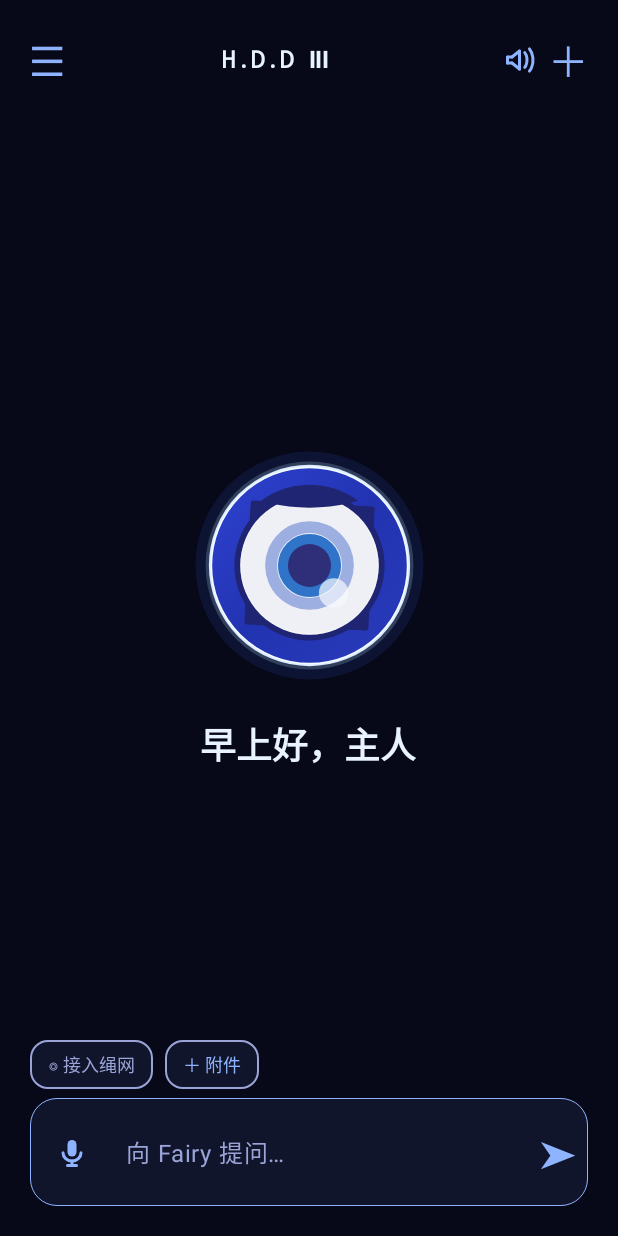
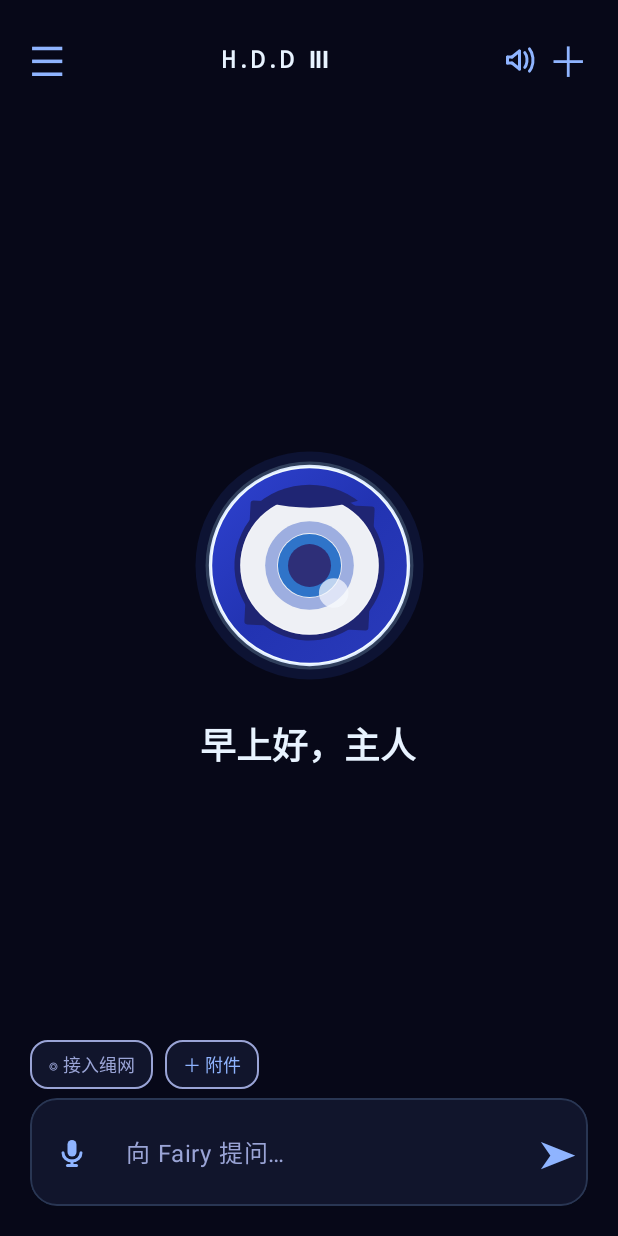
Before and after one commit to fabulousnm/HiFairy, an Android app built with Jetpack Compose: the screen it shows after launch (MainActivity), after a tap on "SKIP", on a phone screen of 412 x 824 dp. Run offline under Robolectric (Android 15) with nearby library versions, the phone set to English and light mode, and no system bars; libraries missing offline, so code that uses them is left out: com.k2fsa.sherpa, io.noties.markwon, org.commonmark.node, org.commonmark.parser; pictures from the network do not load.

Commit message:
Polish greeting chat composer and settings motion

```diff
--- a/app/src/main/java/com/hifairy/app/MainActivity.kt
+++ b/app/src/main/java/com/hifairy/app/MainActivity.kt
@@ -170,6 +170,12 @@ private object DrawerMotion {
     val settle = spring<Float>(dampingRatio = damping, stiffness = Spring.StiffnessMediumLow)
 }
 
+private object ThemeMotion {
+    const val revealMs = 520
+    const val messageMs = 300
+    const val greetingDelayMs = 160L
+}
+
 private fun greetingForHour(hour: Int): String = when (hour) {
     in 5..11 -> "早上好，主人"
     in 12..17 -> "下午好，主人"
@@ -338,11 +344,13 @@ private fun MessageAction(kind: String, label: String, onClick: () -> Unit, colo
 }
 
 @Composable
-private fun ChatBubble(message: ChatMessage, displayName: String, avatar: String, showRegenerate: Boolean, showContinue: Boolean, showEdit: Boolean, playing: Boolean, onCopy: () -> Unit, onEdit: () -> Unit, onRegenerate: () -> Unit, onContinue: () -> Unit, onReplay: () -> Unit) {
+private fun ChatBubble(message: ChatMessage, displayName: String, avatar: String, showRegenerate: Boolean, showContinue: Boolean, showEdit: Boolean, playing: Boolean, animateEntrance: Boolean, onCopy: () -> Unit, onEdit: () -> Unit, onRegenerate: () -> Unit, onContinue: () -> Unit, onReplay: () -> Unit) {
     val isUser = message.role == "user"
     val context = LocalContext.current
     var reasoningExpanded by remember { mutableStateOf(false) }
-    Row(Modifier.fillMaxWidth().padding(vertical = 9.dp), horizontalArrangement = if (isUser) Arrangement.End else Arrangement.Start, verticalAlignment = Alignment.Top) {
+    val entrance = remember { Animatable(if (animateEntrance) 0f else 1f) }
+    LaunchedEffect(Unit) { if (animateEntrance) entrance.animateTo(1f, tween(ThemeMotion.messageMs, easing = FastOutSlowInEasing)) }
+    Row(Modifier.fillMaxWidth().padding(vertical = 9.dp).graphicsLayer { alpha = entrance.value; translationY = (1f - entrance.value) * 12.dp.toPx() }, horizontalArrangement = if (isUser) Arrangement.End else Arrangement.Start, verticalAlignment = Alignment.Top) {
         if (!isUser) ChatAvatar("assistant", avatar, Modifier.size(36.dp))
         Column(Modifier.widthIn(max = 300.dp).padding(horizontal = 8.dp), horizontalAlignment = if (isUser) Alignment.End else Alignment.Start) {
             Text(if (isUser) displayName else "Fairy", color = ThemeTokens.secondary, fontSize = 11.sp, fontFamily = TypeTokens.terminalFont, modifier = Modifier.padding(bottom = 5.dp))
@@ -399,7 +407,13 @@ private fun darkFieldColors() = TextFieldDefaults.colors(
 
 @Composable
 private fun SettingsCard(eyebrow: String, title: String, content: @Composable ColumnScope.() -> Unit) {
-    Column(Modifier.fillMaxWidth().background(ThemeTokens.surface, RoundedCornerShape(20.dp)).border(1.dp, Color(0xFF25335C), RoundedCornerShape(20.dp)).padding(18.dp), verticalArrangement = Arrangement.spacedBy(12.dp)) {
+    val shape = RoundedCornerShape(20.dp)
+    Column(Modifier.fillMaxWidth().shadow(8.dp, shape, ambientColor = Color(0xB8020618), spotColor = Color(0x99020618))
+        .background(ThemeTokens.surface, shape).border(1.dp, Color(0xFF34436D), shape)
+        .drawWithContent {
+            drawContent()
+            drawLine(Color(0x665E7AB4), Offset(20.dp.toPx(), 1.dp.toPx()), Offset(size.width - 20.dp.toPx(), 1.dp.toPx()), 1.dp.toPx())
+        }.padding(18.dp), verticalArrangement = Arrangement.spacedBy(12.dp)) {
         Text(eyebrow, color = ThemeTokens.accent, fontSize = 10.sp, fontFamily = TypeTokens.terminalFont, letterSpacing = TypeTokens.eyebrowTracking)
         Text(title, color = ThemeTokens.text, fontSize = 18.sp, fontWeight = FontWeight.SemiBold)
         content()
@@ -724,18 +738,31 @@ class MainActivity : ComponentActivity() {
                     "chat" -> {
                         BoxWithConstraints(Modifier.weight(1f).fillMaxWidth()) {
                             val hasConversation = messages.isNotEmpty()
+                            val chatReveal = remember { Animatable(0f) }
+                            val greetingReveal = remember { Animatable(0f) }
+                            LaunchedEffect(hasConversation) {
+                                if (hasConversation) chatReveal.animateTo(1f, tween(ThemeMotion.revealMs, delayMillis = 140, easing = FastOutSlowInEasing))
+                                else chatReveal.snapTo(0f)
+                            }
+                            LaunchedEffect(introPhase, hasConversation) {
+                                if (!hasConversation && (introPhase == "greeting" || introPhase == "ready")) {
+                                    if (introPhase == "greeting") greetingReveal.snapTo(0f)
+                                    kotlinx.coroutines.delay(ThemeMotion.greetingDelayMs)
+                                    greetingReveal.animateTo(1f, tween(ThemeMotion.revealMs, easing = FastOutSlowInEasing))
+                                } else greetingReveal.snapTo(0f)
+                            }
                             val eyeSize by animateDpAsState(if (hasConversation) 54.dp else 154.dp, tween(550), label = "eye size")
                             val eyeX by animateDpAsState(if (hasConversation) 0.dp else (maxWidth - eyeSize) / 2, tween(550), label = "eye x")
                             val eyeY by animateDpAsState(if (hasConversation) 28.dp else (maxHeight - eyeSize) / 2, tween(550), label = "eye y")
                             FairyEye(Modifier.offset(eyeX, eyeY).size(eyeSize).semantics { contentDescription = "Fairy 眼徽" }, active = sending && !generationPaused, completionToken = eyeCompletionToken)
                             if (hasConversation) {
-                                Text("FAIRY // ONLINE", color = ThemeTokens.accent, fontSize = 10.sp, fontFamily = TypeTokens.terminalFont, letterSpacing = TypeTokens.eyebrowTracking, modifier = Modifier.offset(70.dp, 46.dp))
+                                Text("FAIRY // ONLINE", color = ThemeTokens.accent, fontSize = 10.sp, fontFamily = TypeTokens.terminalFont, letterSpacing = TypeTokens.eyebrowTracking, modifier = Modifier.offset(70.dp, 46.dp).graphicsLayer { alpha = chatReveal.value })
                                 val scrollState = rememberScrollState()
                                 LaunchedEffect(messages.size) { scrollState.animateScrollTo(scrollState.maxValue) }
                                 LaunchedEffect(messages.lastOrNull()) {
                                     if (!scrollState.isScrollInProgress && scrollState.maxValue - scrollState.value < 120) scrollState.scrollTo(scrollState.maxValue)
                                 }
-                                Column(Modifier.fillMaxSize().padding(top = 94.dp).verticalScroll(scrollState).padding(bottom = 16.dp)) {
+                                Column(Modifier.fillMaxSize().padding(top = 94.dp).graphicsLayer { alpha = chatReveal.value; translationY = (1f - chatReveal.value) * 16.dp.toPx() }.verticalScroll(scrollState).padding(bottom = 16.dp)) {
                                     messages.forEachIndexed { index, message ->
                                         key(currentSessionId, index) {
                                             ChatBubble(message, displayNameDraft, avatarChoice,
@@ -743,6 +770,7 @@ class MainActivity : ComponentActivity() {
                                                 showContinue = index == messages.lastIndex && (generationPaused || message.canContinue) && !message.content.startsWith("请求失败："),
                                                 showEdit = index == messages.indexOfLast { it.role == "user" } && !sending,
                                                 playing = playingSessionId == currentSessionId && playingMessageIndex == index,
+                                                animateEntrance = index >= messages.size - 2,
                                                 onCopy = { (getSystemService(Context.CLIPBOARD_SERVICE) as ClipboardManager).setPrimaryClip(ClipData.newPlainText("Fairy 回答", message.content)) },
                                                 onEdit = { stopGeneration(); editingMessageIndex = index; draft = message.content; editingAttachments.clear(); editingAttachments.addAll(message.attachments) },
                                                 onRegenerate = { regenerate() },
@@ -752,7 +780,7 @@ class MainActivity : ComponentActivity() {
                                     }
                                 }
                             } else {
-                                Text(greetingForHour(greetingHour), color = ThemeTokens.text, fontSize = 24.sp, fontWeight = FontWeight.SemiBold, fontFamily = TypeTokens.interfaceFont, letterSpacing = TypeTokens.labelTracking, modifier = Modifier.align(Alignment.Center).offset(y = eyeSize / 2 + 42.dp))
+                                Text(greetingForHour(greetingHour), color = ThemeTokens.text, fontSize = 24.sp, fontWeight = FontWeight.SemiBold, fontFamily = TypeTokens.interfaceFont, letterSpacing = TypeTokens.labelTracking, modifier = Modifier.align(Alignment.Center).offset(y = eyeSize / 2 + 42.dp).graphicsLayer { alpha = greetingReveal.value; translationY = (1f - greetingReveal.value) * 12.dp.toPx() })
                             }
                         }
                         if (voiceMode && editingMessageIndex < 0) {
@@ -814,12 +842,20 @@ class MainActivity : ComponentActivity() {
                                     Text("✕", color = ThemeTokens.secondary, modifier = Modifier.clickable { editingAttachments.remove(attachment) }.padding(horizontal = 8.dp))
                                 }
                             }
-                            Row(Modifier.fillMaxWidth().background(if (editingMessageIndex >= 0) Color(0xFF1C2549) else ThemeTokens.surface, RoundedCornerShape(18.dp)).border(if (editingMessageIndex >= 0) 1.dp else 0.dp, ThemeTokens.accent, RoundedCornerShape(18.dp)).padding(8.dp), verticalAlignment = Alignment.CenterVertically) {
+                            val hasOutgoing = draft.isNotBlank() || pendingAttachments.isNotEmpty() || editingAttachments.isNotEmpty()
+                            val composerRim by animateColorAsState(
+                                if (editingMessageIndex >= 0) ThemeTokens.accent else if (hasOutgoing) Color(0xFF5775B5) else Color(0xFF293653),
+                                tween(220), label = "composer rim"
+                            )
+                            val composerShape = RoundedCornerShape(18.dp)
+                            Row(Modifier.fillMaxWidth().shadow(if (hasOutgoing || editingMessageIndex >= 0) 9.dp else 4.dp, composerShape,
+                                ambientColor = Color(0x99020413), spotColor = Color(0x99020413))
+                                .background(if (editingMessageIndex >= 0) Color(0xFF1C2549) else ThemeTokens.surface, composerShape)
+                                .border(1.dp, composerRim, composerShape).padding(8.dp), verticalAlignment = Alignment.CenterVertically) {
                                 if (editingMessageIndex >= 0) ActionGlyph("edit", ThemeTokens.accent, Modifier.padding(start = 8.dp))
                                 if (editingMessageIndex < 0) MessageAction("mic", "切换语音输入", { voiceMode = true; if (microphoneGranted) voiceInput.prepare() else requestMicrophone.launch(Manifest.permission.RECORD_AUDIO) }, ThemeTokens.accent)
                                 TextField(value = draft, onValueChange = { draft = it }, placeholder = { Text("向 Fairy 提问…", color = ThemeTokens.secondary) }, modifier = Modifier.weight(1f), colors = TextFieldDefaults.colors(focusedTextColor = ThemeTokens.text, unfocusedTextColor = ThemeTokens.text, cursorColor = ThemeTokens.accent, focusedContainerColor = Color.Transparent, unfocusedContainerColor = Color.Transparent, focusedIndicatorColor = Color.Transparent, unfocusedIndicatorColor = Color.Transparent))
                                 if (editingMessageIndex >= 0) MessageAction("cancel", "取消编辑", { editingMessageIndex = -1; editingAttachments.clear(); draft = "" }, ThemeTokens.text)
-                                val hasOutgoing = draft.isNotBlank() || pendingAttachments.isNotEmpty() || editingAttachments.isNotEmpty()
                                 Text(if (sending && !generationPaused && !hasOutgoing) "■" else "➤", color = ThemeTokens.accent, fontSize = 25.sp,
                                     modifier = Modifier.clickable { if (hasOutgoing) sendMessage() else if (sending && !generationPaused) pauseGeneration() })
                             }
```
Also changed, not shown: 2 other files.
